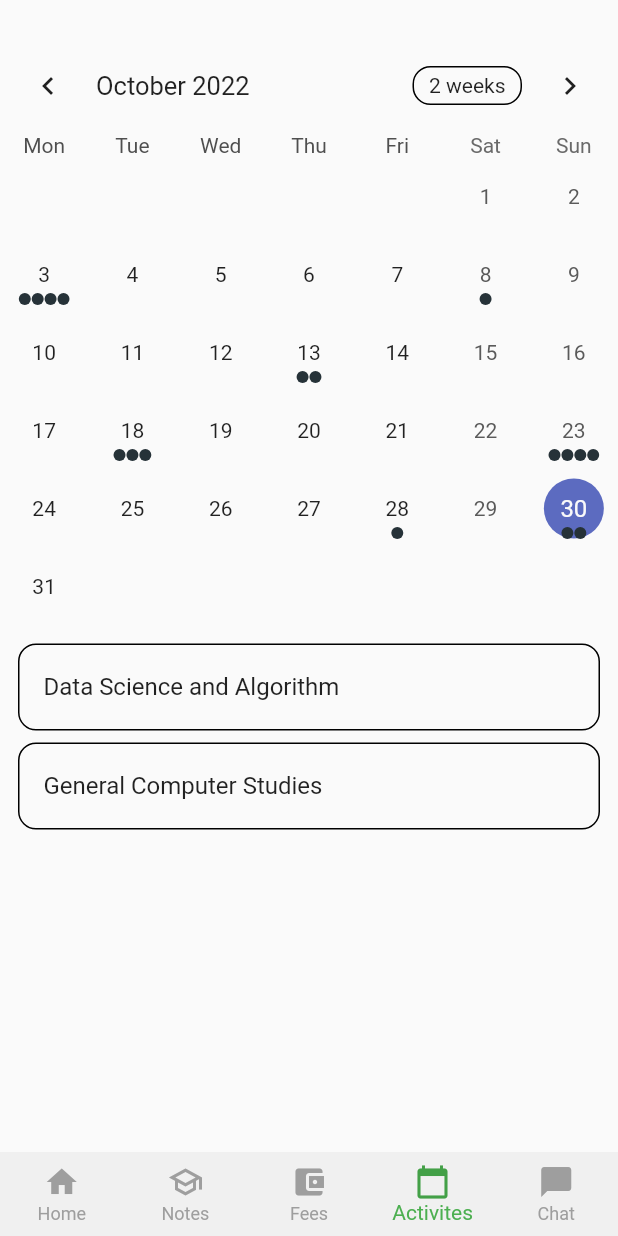
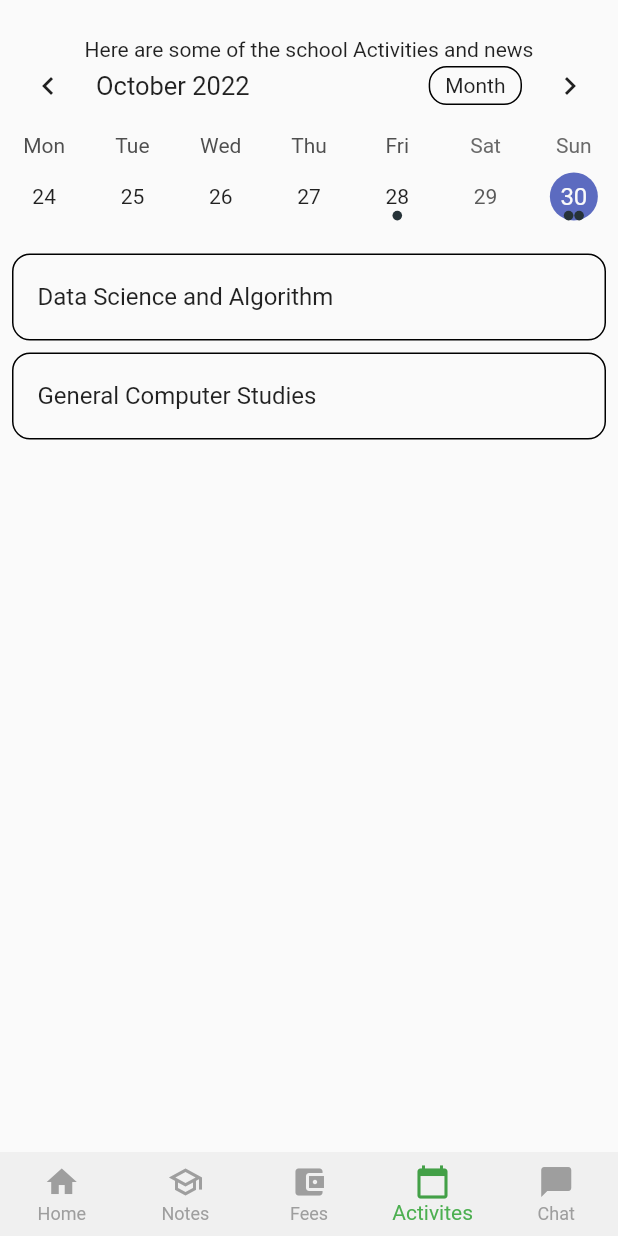
Before and after one commit to Bildad0/UniApp, a Flutter app: the screen it shows once a user with an empty profile is signed in, item 4 of the bottom bar chosen, on a phone screen of 412 x 824 dp. Run offline on Flutter 3.47's test engine with Material 2 defaults, Android fonts, the phone set to English and light mode, and no system bars; drawn by our look-alikes of table_calendar; our stand-ins replace firebase_auth, firebase_core, flutter_neumorphic, flutter_switch, progress_indicators; accounts and stored records are empty; network calls fail.

Commit message:
updates and fixes

```diff
--- a/lib/Views/calender.dart
+++ b/lib/Views/calender.dart
@@ -13,9 +13,9 @@ class MiniCalender extends StatefulWidget {
 
 class _MiniCalenderState extends State<MiniCalender> {
   late final ValueNotifier<List<Event>> _selectedEvents;
-  CalendarFormat _calendarFormat = CalendarFormat.month;
+  CalendarFormat _calendarFormat = CalendarFormat.week;
   RangeSelectionMode _rangeSelectionMode = RangeSelectionMode
-      .toggledOff; // Can be toggled on/off by longpressing a date
+      .toggledOn; // Can be toggled on/off by longpressing a date
   DateTime _focusedDay = DateTime.now();
   DateTime? _selectedDay;
   DateTime? _rangeStart;
@@ -84,8 +84,11 @@ class _MiniCalenderState extends State<MiniCalender> {
 
   @override
   Widget build(BuildContext context) {
-    return Scaffold(
-      body: Column(
+    return Stack(
+      alignment: AlignmentDirectional.topStart,
+      children: [
+        SizedBox(
+          child: Column(
             children: [
               const SizedBox(
                 height: 25,
@@ -102,6 +105,7 @@ class _MiniCalenderState extends State<MiniCalender> {
                 eventLoader: _getEventsForDay,
                 startingDayOfWeek: StartingDayOfWeek.monday,
                 calendarStyle: const CalendarStyle(
+                  cellMargin: EdgeInsets.all(10.0),
                   // I'll Use `CalendarStyle` to customize the UI
                   outsideDaysVisible: false,
                 ),
@@ -128,7 +132,7 @@ class _MiniCalenderState extends State<MiniCalender> {
                       itemBuilder: (context, index) {
                         return Container(
                           margin: const EdgeInsets.symmetric(
-                        horizontal: 12.0,
+                            horizontal: 8.0,
                             vertical: 4.0,
                           ),
                           decoration: BoxDecoration(
@@ -147,6 +151,34 @@ class _MiniCalenderState extends State<MiniCalender> {
               ),
             ],
           ),
+        ),
+        const SchoolNews(),
+      ],
     );
   }
 }
+
+class SchoolNews extends StatefulWidget {
+  const SchoolNews({super.key});
+
+  @override
+  State<StatefulWidget> createState() {
+    return SchoolNewsState();
+  }
+}
+
+class SchoolNewsState extends State<SchoolNews> {
+  @override
+  Widget build(BuildContext context) {
+    return Column(
+      children: const [
+        SizedBox(
+          height: 25,
+        ),
+        Center(
+          child: Text("Here are some of the school Activities and news"),
+        )
+      ],
+    );
+  }
+}
--- a/lib/Views/feemanagement.dart
+++ b/lib/Views/feemanagement.dart
@@ -8,7 +8,6 @@ class FeesPage extends StatefulWidget {
   // ignore: library_private_types_in_public_api
   _FeesPageState createState() => _FeesPageState();
 }
-
 
 class _FeesPageState extends State<FeesPage> {
   var year = DateFormat('y').format(DateTime.now());
@@ -66,7 +65,7 @@ class _FeesPageState extends State<FeesPage> {
                     crossAxisAlignment: CrossAxisAlignment.start,
                     children: const [
                       Text(
-                        "Here is you financial status",
+                        "Here is your financial status",
                         style: TextStyle(
                           fontSize: 25,
                           fontWeight: FontWeight.w900,
```
Also changed, not shown: lib/Views/notes.dart (+109 -2 lines). Lines whose indentation alone changed are shown as unchanged.
